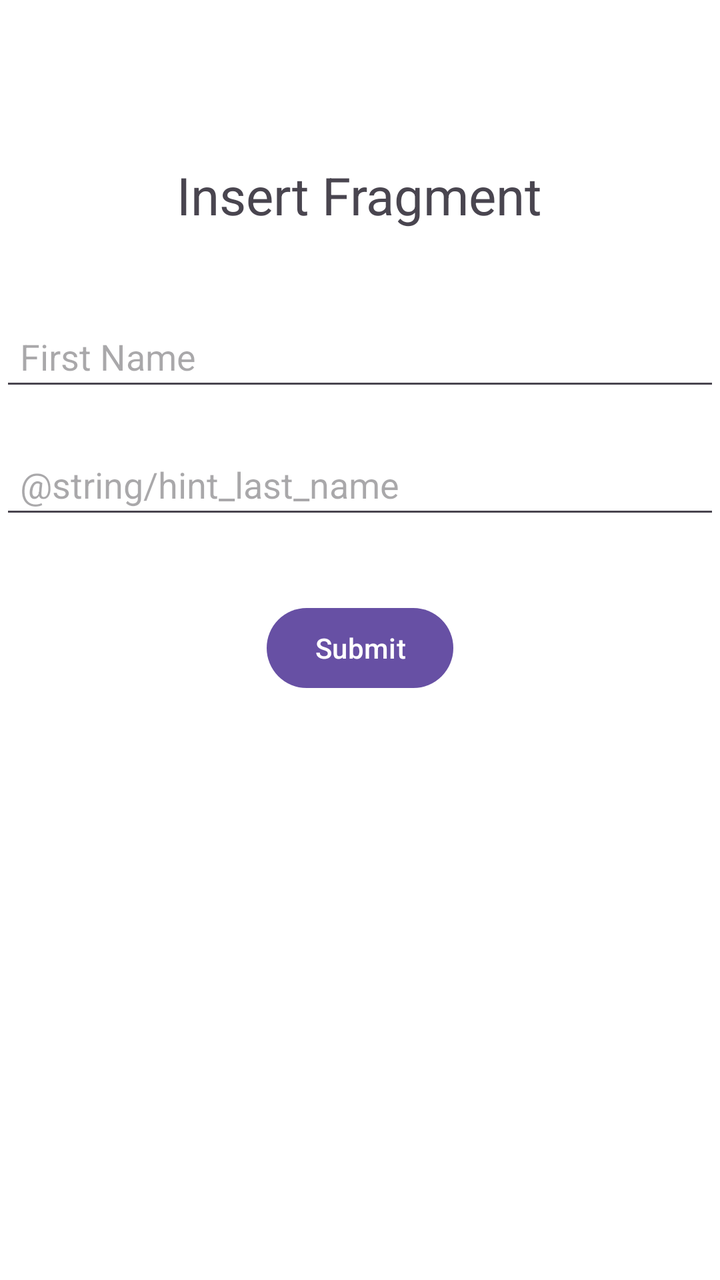
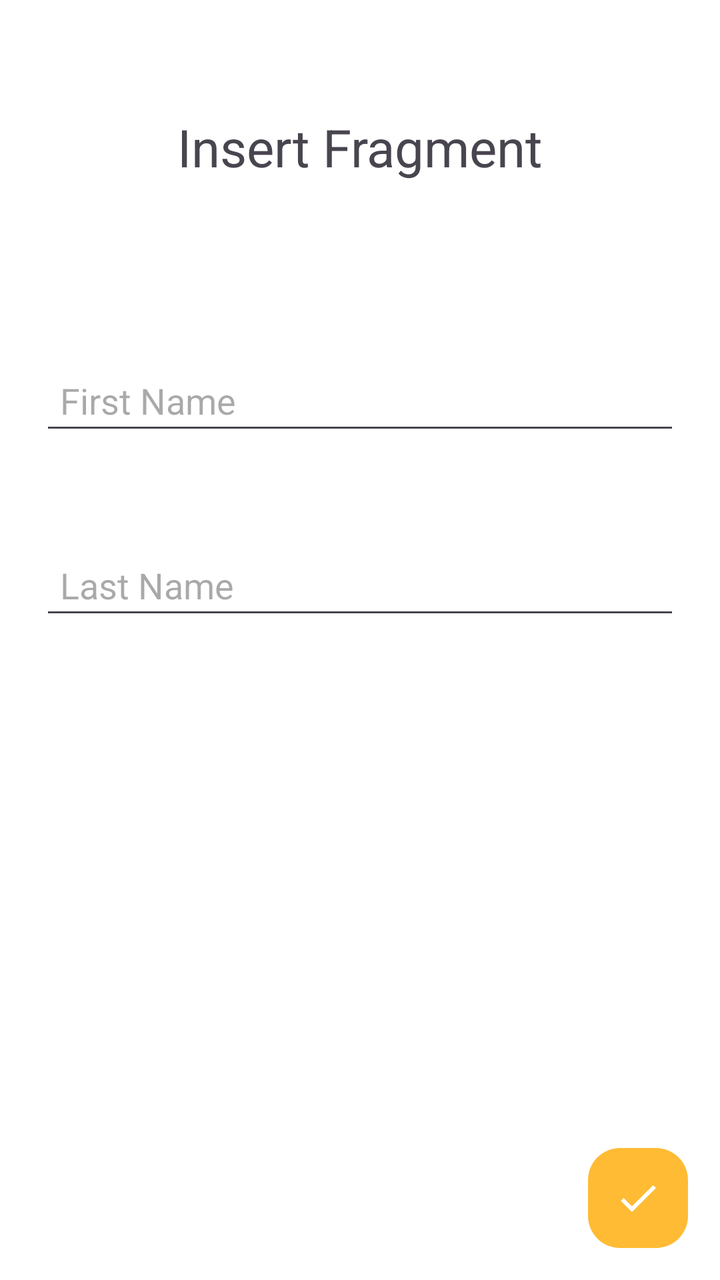

An Android layout rendered at two revisions. The XML below is the earlier revision; the diff shows what the commit changed to produce the second picture.
<!-- AndroidManifest.xml: application theme Theme.TestApp -->
<!-- res/layout/fragment_insert.xml -->
<?xml version="1.0" encoding="utf-8"?>
<FrameLayout xmlns:android="http://schemas.android.com/apk/res/android"
    xmlns:app="http://schemas.android.com/apk/res-auto"
    xmlns:tools="http://schemas.android.com/tools"
    android:layout_width="match_parent"
    android:layout_height="match_parent"
    android:background="@color/cardview_light_background"
    tools:context=".fragments.SettingsFragment">

    <ScrollView
        android:layout_width="match_parent"
        android:layout_height="match_parent"
        android:fillViewport="true">

        <FrameLayout
            android:layout_width="match_parent"
            android:layout_height="wrap_content"
            android:orientation="vertical" >

            <TextView
                android:id="@+id/textView"
                android:layout_width="wrap_content"
                android:layout_height="wrap_content"
                android:layout_gravity="center_horizontal"
                android:layout_marginTop="64dp"
                android:padding="16dp"
                android:text="Insert Fragment"
                android:textSize="26sp" />

            <EditText
                android:id="@+id/fragment_settings_firstname"
                android:layout_width="match_parent"
                android:layout_height="wrap_content"
                android:layout_gravity="center_horizontal"
                android:layout_marginTop="156dp"
                android:hint="@string/hint_first_name"
                android:padding="10dp" />

            <EditText
                android:id="@+id/fragment_settings_lastname"
                android:layout_width="match_parent"
                android:layout_height="wrap_content"
                android:layout_gravity="center_horizontal"
                android:layout_marginTop="220dp"
                android:hint="@string/hint_last_name"
                android:padding="10dp"
                android:inputType="textMultiLine"
                android:ems="10"/>

            <Button
                android:id="@+id/fragment_settings_submitbutton"
                android:layout_width="wrap_content"
                android:layout_height="wrap_content"
                android:layout_gravity="center_horizontal"
                android:layout_marginTop="300dp"
                android:text="@string/submit_button" />

        </FrameLayout>
    </ScrollView>


</FrameLayout>
<!-- resources referenced by this layout -->
<resources>
  <string name="hint_first_name">First Name</string>
  <string name="submit_button">Submit</string>
  <style name="Theme.TestApp" parent="Base.Theme.TestApp" />
  <style name="Base.Theme.TestApp" parent="Theme.Material3.DayNight.NoActionBar">
          
          
      </style>
</resources>

<!-- the commit's change to res/layout/fragment_insert.xml (unified diff, before → after) -->
@@ -1,62 +1,102 @@
 <?xml version="1.0" encoding="utf-8"?>
-<FrameLayout xmlns:android="http://schemas.android.com/apk/res/android"
+<LinearLayout xmlns:android="http://schemas.android.com/apk/res/android"
     xmlns:app="http://schemas.android.com/apk/res-auto"
     xmlns:tools="http://schemas.android.com/tools"
     android:layout_width="match_parent"
     android:layout_height="match_parent"
     android:background="@color/cardview_light_background"
-    tools:context=".fragments.SettingsFragment">
+    tools:context=".fragments.InsertFragment">
 
     <ScrollView
         android:layout_width="match_parent"
         android:layout_height="match_parent"
         android:fillViewport="true">
 
-        <FrameLayout
+        <androidx.constraintlayout.widget.ConstraintLayout
             android:layout_width="match_parent"
             android:layout_height="wrap_content"
             android:orientation="vertical" >
 
+            
+
             <TextView
-                android:id="@+id/textView"
+                android:id="@+id/fragment_settings_textview_error"
                 android:layout_width="wrap_content"
                 android:layout_height="wrap_content"
                 android:layout_gravity="center_horizontal"
-                android:layout_marginTop="64dp"
+                android:layout_marginTop="16dp"
+                android:padding="0dp"
+                android:text="Sample Text"
+                android:textColor="@color/design_default_color_error"
+                android:textSize="20sp"
+                android:visibility="invisible"
+                app:layout_constraintEnd_toEndOf="parent"
+                app:layout_constraintStart_toStartOf="parent"
+                app:layout_constraintTop_toBottomOf="@+id/fragment_settings_textview_title" />
+
+            <TextView
+                android:id="@+id/fragment_settings_textview_title"
+                android:layout_width="wrap_content"
+                android:layout_height="wrap_content"
+                android:layout_gravity="center_horizontal"
+                android:layout_marginTop="40dp"
                 android:padding="16dp"
                 android:text="Insert Fragment"
-                android:textSize="26sp" />
+                android:textSize="26sp"
+                app:layout_constraintEnd_toEndOf="parent"
+                app:layout_constraintStart_toStartOf="parent"
+                app:layout_constraintTop_toTopOf="parent" />
 
             <EditText
                 android:id="@+id/fragment_settings_firstname"
                 android:layout_width="match_parent"
                 android:layout_height="wrap_content"
                 android:layout_gravity="center_horizontal"
-                android:layout_marginTop="156dp"
+                android:layout_marginTop="28dp"
                 android:hint="@string/hint_first_name"
-                android:padding="10dp" />
+                android:padding="10dp"
+                android:layout_marginLeft="20dp"
+                android:layout_marginRight="20dp"
+                app:layout_constraintEnd_toEndOf="parent"
+                app:layout_constraintHorizontal_bias="0.0"
+                app:layout_constraintStart_toStartOf="parent"
+                app:layout_constraintTop_toBottomOf="@+id/fragment_settings_textview_error" />
 
             <EditText
                 android:id="@+id/fragment_settings_lastname"
                 android:layout_width="match_parent"
                 android:layout_height="wrap_content"
                 android:layout_gravity="center_horizontal"
-                android:layout_marginTop="220dp"
+                android:layout_marginTop="48dp"
+                android:ems="10"
                 android:hint="@string/hint_last_name"
+                android:inputType="textMultiLine"
                 android:padding="10dp"
-                android:inputType="textMultiLine"
-                android:ems="10"/>
+                android:layout_marginLeft="20dp"
+                android:layout_marginRight="20dp"
+                app:layout_constraintEnd_toEndOf="parent"
+                app:layout_constraintHorizontal_bias="0.0"
+                app:layout_constraintStart_toStartOf="parent"
+                app:layout_constraintTop_toBottomOf="@+id/fragment_settings_firstname" />
 
-            <Button
+            <ImageButton
                 android:id="@+id/fragment_settings_submitbutton"
-                android:layout_width="wrap_content"
-                android:layout_height="wrap_content"
-                android:layout_gravity="center_horizontal"
-                android:layout_marginTop="300dp"
-                android:text="@string/submit_button" />
+                android:layout_width="50dp"
+                android:layout_height="50dp"
+                android:layout_gravity="end|bottom"
+                android:layout_margin="16dp"
+                android:layout_marginEnd="4dp"
+                android:background="@drawable/rounded_background"
+                android:backgroundTint="@color/holo_orange_light"
+                android:contentDescription="@string/submit_button"
+                android:scaleType="center"
+                android:src="@drawable/baseline_done_24"
+                app:layout_constraintBottom_toBottomOf="parent"
+                app:layout_constraintEnd_toEndOf="parent"
+                app:layout_constraintVertical_bias="1.0" />
 
-        </FrameLayout>
+        </androidx.constraintlayout.widget.ConstraintLayout>
     </ScrollView>
 
 
-</FrameLayout>
+</LinearLayout>
<!-- resource entries referenced after the edit -->
@@ -1,11 +1,46 @@
 <!-- resources referenced by this layout -->
 <resources>
+  <color name="holo_orange_light">#ffffbb33</color>
+  <!-- drawable baseline_done_24 (drawable) -->
+  <vector xmlns:android="http://schemas.android.com/apk/res/android"
+      android:height="24dp"
+      android:viewportHeight="24"
+      android:viewportWidth="24"
+      android:width="24dp"
+      android:tint="@color/white">
+  
+        
+      <path
+          android:fillColor="#FFFFFF"
+  
+          android:pathData="M9,16.2L4.8,12l-1.4,1.4L9,19 21,7l-1.4,-1.4L9,16.2z"/>
+  </vector>
+      
+  <!-- drawable rounded_background (drawable) -->
+  <?xml version="1.0" encoding="utf-8"?>
+  
+  <shape
+      xmlns:android="http://schemas.android.com/apk/res/android"
+      android:shape="rectangle">
+  
+      <solid
+          android:color=
+              "@android:color/holo_orange_light" />
+  
+      <corners android:radius="16dp" />
+  
+  </shape>
   <string name="hint_first_name">First Name</string>
+  <string name="hint_last_name">Last Name</string>
   <string name="submit_button">Submit</string>
   <style name="Theme.TestApp" parent="Base.Theme.TestApp" />
+  <color name="white">#FFFFFFFF</color>
   <style name="Base.Theme.TestApp" parent="Theme.Material3.DayNight.NoActionBar">
-          
-          
+          <item name="colorPrimary">@color/white</item>
+          <item name="colorSecondary">@color/black</item>
+          <item name="colorError">@color/red</item>
       </style>
+  <color name="black">#FF000000</color>
+  <color name="red">#FFFF0000</color>
 </resources>
 
